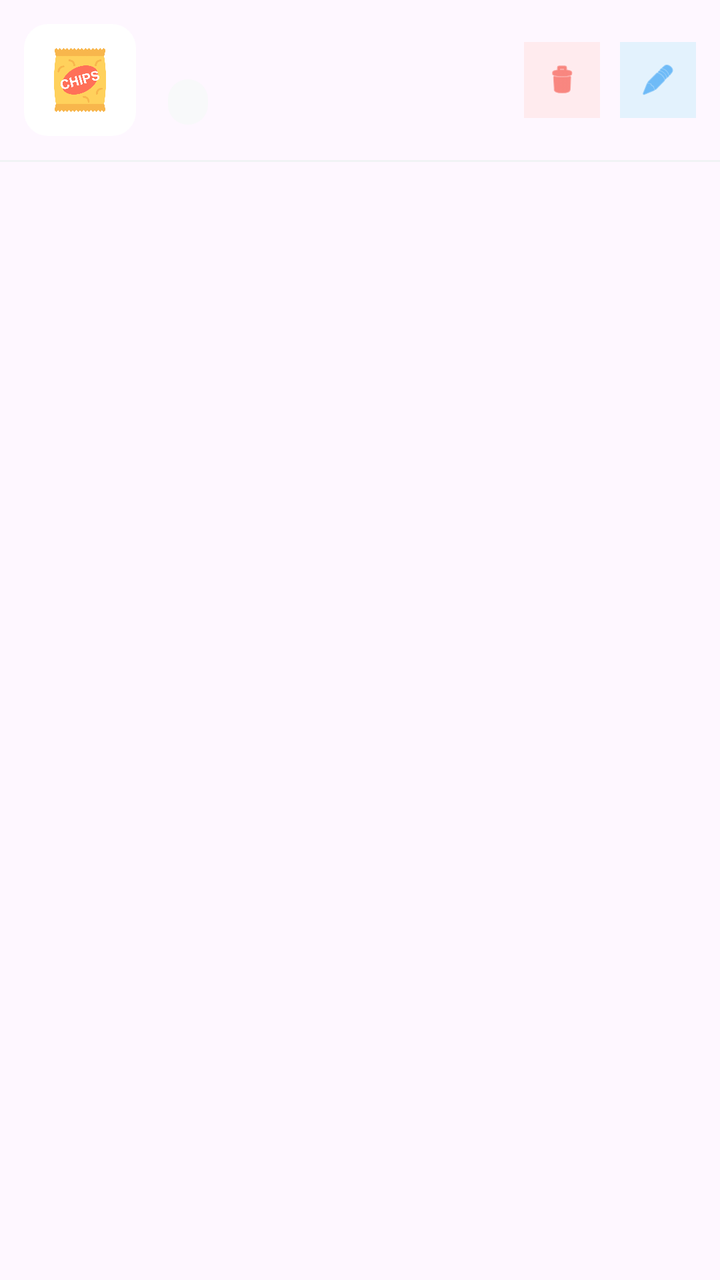
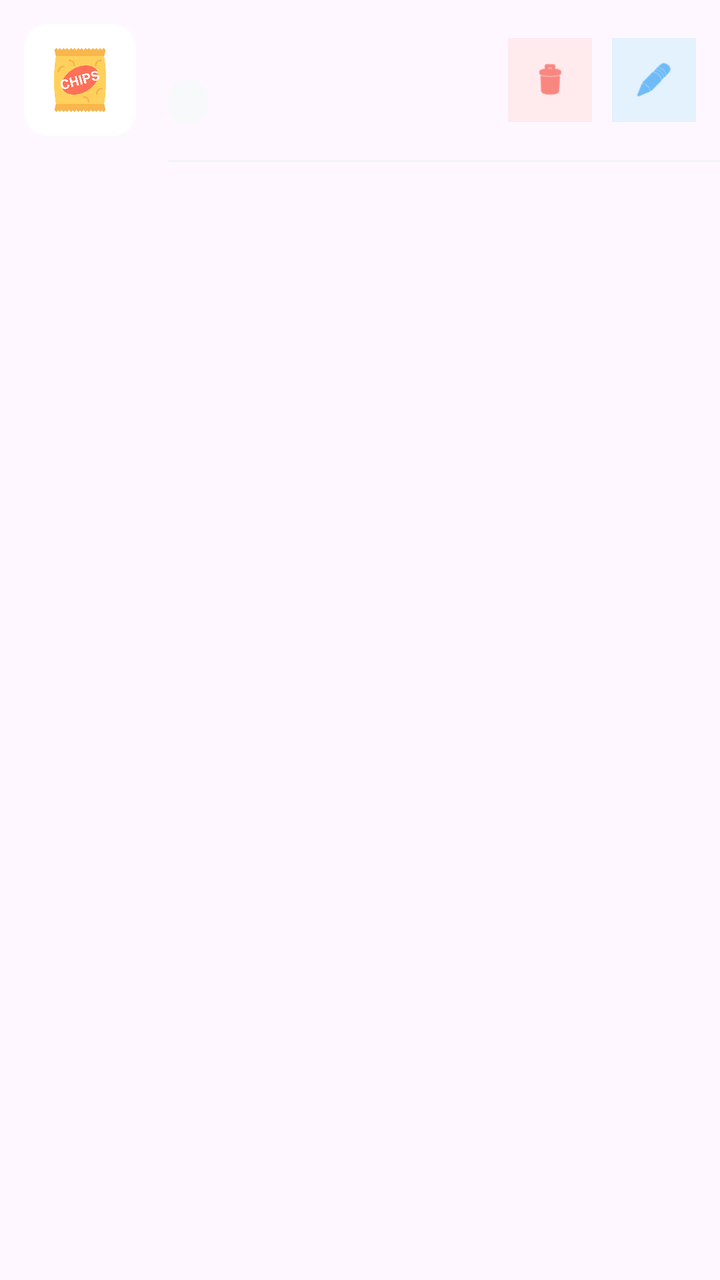

An Android layout rendered at two revisions. The XML below is the earlier revision; the diff shows what the commit changed to produce the second picture.
<!-- AndroidManifest.xml: application theme Theme.SaiThongGroceryApp -->
<!-- res/layout/item_product.xml -->
<?xml version="1.0" encoding="utf-8"?>
<LinearLayout xmlns:android="http://schemas.android.com/apk/res/android"
    xmlns:app="http://schemas.android.com/apk/res-auto"
    android:layout_width="match_parent"
    android:layout_height="wrap_content"
    android:orientation="vertical">

    <RelativeLayout
        android:id="@+id/item_container"
        android:layout_width="match_parent"
        android:layout_height="wrap_content"
        android:padding="12dp">

        <ImageView
            android:id="@+id/img_product_icon"
            android:layout_width="56dp"
            android:layout_height="56dp"
            android:background="@drawable/bg_rounded_icon"
            android:contentDescription="@string/products_title"
            android:padding="12dp"
            android:src="@drawable/chips" />

        <LinearLayout
            android:layout_width="wrap_content"
            android:layout_height="wrap_content"
            android:layout_marginStart="16dp"
            android:layout_toEndOf="@id/img_product_icon"
            android:orientation="vertical">

            <TextView
                android:id="@+id/tv_product_name"
                android:layout_width="wrap_content"
                android:layout_height="wrap_content"
                android:textColor="@color/text_primary"
                android:textSize="16sp"
                android:textStyle="bold" />

            <TextView
                android:id="@+id/tv_product_category"
                android:layout_width="wrap_content"
                android:layout_height="wrap_content"
                android:layout_marginTop="6dp"
                android:background="@drawable/bg_rounded_gray"
                android:paddingHorizontal="10dp"
                android:paddingVertical="4dp"
                android:textColor="@color/brand_orange"
                android:textSize="11sp"
                android:textStyle="bold" />
        </LinearLayout>

        <LinearLayout
            android:layout_width="wrap_content"
            android:layout_height="wrap_content"
            android:layout_alignParentEnd="true"
            android:layout_centerVertical="true"
            android:gravity="center_vertical">

            <TextView
                android:id="@+id/tv_product_price"
                android:layout_width="wrap_content"
                android:layout_height="wrap_content"
                android:textColor="@color/text_primary"
                android:textSize="16sp"
                android:textStyle="bold" />

            <ImageView
                android:id="@+id/btn_delete"
                android:layout_width="38dp"
                android:layout_height="38dp"
                android:layout_marginStart="14dp"
                android:background="@color/light_red"
                android:contentDescription="@string/btn_delete"
                android:padding="10dp"
                android:src="@android:drawable/ic_menu_delete"
                app:tint="@color/brand_red" />

            <ImageView
                android:id="@+id/btn_edit"
                android:layout_width="38dp"
                android:layout_height="38dp"
                android:layout_marginStart="10dp"
                android:background="@color/light_blue"
                android:contentDescription="@string/btn_edit"
                android:padding="10dp"
                android:src="@android:drawable/ic_menu_edit"
                app:tint="@color/brand_blue" />
        </LinearLayout>
    </RelativeLayout>

    <View
        android:id="@+id/item_divider"
        android:layout_width="match_parent"
        android:layout_height="1dp"
        android:background="#F1F3F5" />
</LinearLayout>
<!-- resources referenced by this layout -->
<resources>
  <color name="brand_blue">#2196F3</color>
  <color name="brand_orange">#F37021</color>
  <color name="brand_red">#F44336</color>
  <color name="light_blue">#E3F2FD</color>
  <color name="light_red">#FFEBEE</color>
  <color name="text_primary">#212529</color>
  <!-- drawable bg_rounded_gray (drawable) -->
  <?xml version="1.0" encoding="utf-8"?>
  
  <shape xmlns:android="http://schemas.android.com/apk/res/android">
      <solid android:color="@color/background_gray" />
      <corners android:radius="20dp" />
  </shape>
  <!-- drawable bg_rounded_icon (drawable) -->
  <?xml version="1.0" encoding="utf-8"?>
  
  <shape xmlns:android="http://schemas.android.com/apk/res/android">
      <solid android:color="@color/white" />
      <corners android:radius="12dp" />
  </shape>
  <!-- drawable chips: png bitmap (drawable, 21446 bytes) -->
  <string name="btn_delete">ลบสินค้า</string>
  <string name="btn_edit">แก้ไข</string>
  <string name="products_title">สินค้า</string>
  <style name="Theme.SaiThongGroceryApp" parent="Base.Theme.SaiThongGroceryApp" />
  <color name="background_gray">#F8F9FA</color>
  <color name="white">#FFFFFFFF</color>
  <style name="Base.Theme.SaiThongGroceryApp" parent="Theme.Material3.DayNight.NoActionBar">
          
          
      </style>
</resources>

<!-- the commit's change to res/layout/item_product.xml (unified diff, before → after) -->
@@ -65,23 +65,23 @@
 
             <ImageView
                 android:id="@+id/btn_delete"
-                android:layout_width="38dp"
-                android:layout_height="38dp"
+                android:layout_width="42dp"
+                android:layout_height="42dp"
                 android:layout_marginStart="14dp"
                 android:background="@color/light_red"
                 android:contentDescription="@string/btn_delete"
-                android:padding="10dp"
+                android:padding="11dp"
                 android:src="@android:drawable/ic_menu_delete"
                 app:tint="@color/brand_red" />
 
             <ImageView
                 android:id="@+id/btn_edit"
-                android:layout_width="38dp"
-                android:layout_height="38dp"
+                android:layout_width="42dp"
+                android:layout_height="42dp"
                 android:layout_marginStart="10dp"
                 android:background="@color/light_blue"
                 android:contentDescription="@string/btn_edit"
-                android:padding="10dp"
+                android:padding="11dp"
                 android:src="@android:drawable/ic_menu_edit"
                 app:tint="@color/brand_blue" />
         </LinearLayout>
@@ -91,5 +91,6 @@
         android:id="@+id/item_divider"
         android:layout_width="match_parent"
         android:layout_height="1dp"
+        android:layout_marginStart="84dp"
         android:background="#F1F3F5" />
 </LinearLayout>
